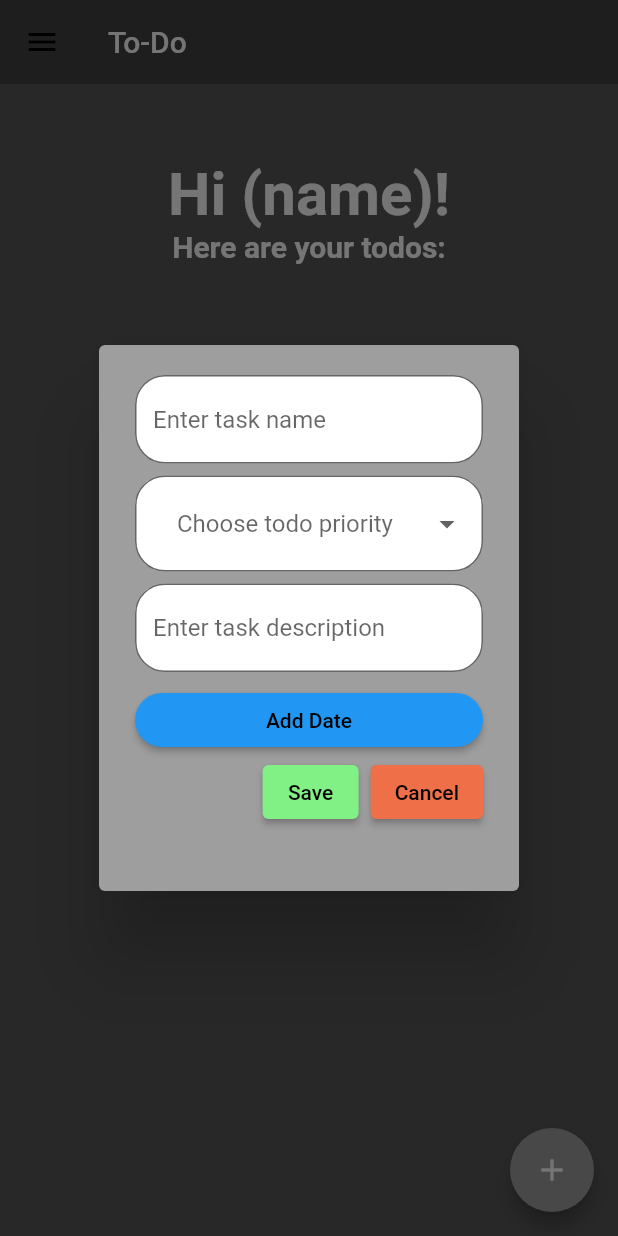
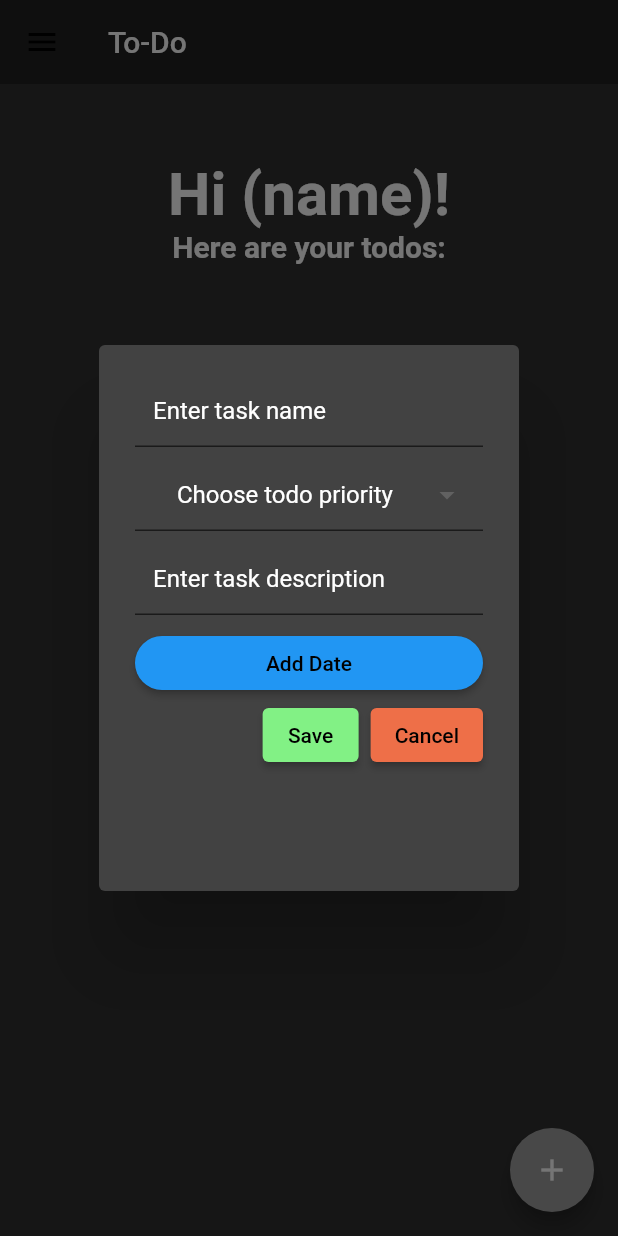
Before and after one commit to Hasith435/todo-app, a Flutter app: the screen it shows after launch, after a tap on the "add" icon, on a phone screen of 412 x 824 dp. Run offline on Flutter 3.47's test engine with Material 2 defaults, Android fonts, the phone set to English and light mode, and no system bars; our stand-ins replace dropdown_button2, flutter_slidable; missing offline and left inert: dart:ffi.

```diff
--- a/todo_app/lib/pages/completed_tasks.dart
+++ b/todo_app/lib/pages/completed_tasks.dart
@@ -14,13 +14,13 @@ class _CompletedTasksState extends State<CompletedTasks> {
   @override
   Widget build(BuildContext context) {
     return Scaffold(
-      backgroundColor: const Color.fromARGB(255, 88, 88, 88),
+      backgroundColor: const Color.fromARGB(255, 48, 48, 48),
       appBar: AppBar(
         title: const Text(
           "Completed tasks",
           style: TextStyle(color: Colors.white),
         ),
-        backgroundColor: Colors.grey[800],
+        backgroundColor: Colors.grey[900],
       ),
       body: Column(
         crossAxisAlignment: CrossAxisAlignment.stretch,
--- a/todo_app/lib/pages/home_page.dart
+++ b/todo_app/lib/pages/home_page.dart
@@ -2,6 +2,7 @@ import 'dart:ffi';
 
 import 'package:flutter/material.dart';
 import 'package:todo_app/pages/completed_tasks.dart';
+import 'package:todo_app/pages/priority_view.dart';
 import 'package:todo_app/utils/todo_list_container.dart';
 import 'package:todo_app/pages/completed_tasks.dart';
 import 'package:todo_app/utils/dialog_box.dart';
@@ -49,6 +50,7 @@ class _HomePageState extends State<HomePage> {
     });
 
     _controller.clear();
+    _controllerDescription.clear();
     Navigator.of(context).pop();
   }
 
@@ -74,7 +76,7 @@ class _HomePageState extends State<HomePage> {
   Widget build(BuildContext context) {
     return Scaffold(
         drawer: Drawer(
-          backgroundColor: Colors.grey,
+          backgroundColor: Colors.grey.shade700,
           child: ListView(
             children: [
               //put the account name and all the details here
@@ -139,7 +141,12 @@ class _HomePageState extends State<HomePage> {
                 padding:
                     const EdgeInsets.only(left: 16.0, right: 16.0, top: 16.0),
                 child: ElevatedButton.icon(
-                  onPressed: () {},
+                  onPressed: () {
+                    Navigator.of(context).push(
+                        MaterialPageRoute(builder: (BuildContext context) {
+                      return const PriorityView();
+                    }));
+                  },
                   icon: const Icon(Icons.priority_high),
                   label: const Text("Priority View"),
                 ),
@@ -163,13 +170,13 @@ class _HomePageState extends State<HomePage> {
             ],
           ),
         ),
-        backgroundColor: const Color.fromARGB(255, 88, 88, 88),
+        backgroundColor: const Color.fromARGB(255, 48, 48, 48),
         appBar: AppBar(
           title: const Text(
             'To-Do',
             style: TextStyle(color: Colors.white),
           ),
-          backgroundColor: Colors.grey[800],
+          backgroundColor: Colors.grey[900],
           elevation: 0,
         ),
         floatingActionButton: FloatingActionButton(
--- a/todo_app/lib/utils/dialog_box.dart
+++ b/todo_app/lib/utils/dialog_box.dart
@@ -26,7 +26,7 @@ class DialogBox extends StatelessWidget {
   Widget build(BuildContext context) {
     return StatefulBuilder(
       builder: (context, setState) => AlertDialog(
-        backgroundColor: Colors.grey,
+        backgroundColor: Colors.grey.shade800,
         content: SizedBox(
           height: 320,
           width: 100,
@@ -36,13 +36,14 @@ class DialogBox extends StatelessWidget {
               Padding(
                 padding: const EdgeInsets.only(bottom: 8),
                 child: TextFormField(
+                  cursorColor: Colors.white,
                   controller: controller,
+                  style: const TextStyle(color: Colors.white),
                   decoration: InputDecoration(
                       hintText: "Enter task name",
                       filled: true,
-                      fillColor: Colors.white,
-                      border: OutlineInputBorder(
-                          borderRadius: BorderRadius.circular(20))),
+                      fillColor: Colors.grey.shade800,
+                      hintStyle: const TextStyle(color: Colors.white)),
                 ),
               ),
 
@@ -53,13 +54,13 @@ class DialogBox extends StatelessWidget {
                     alignment: Alignment.centerLeft,
                     child: DropdownButtonFormField2(
                       decoration: InputDecoration(
-                          filled: true,
-                          fillColor: Colors.white,
-                          border: OutlineInputBorder(
-                              borderRadius: BorderRadius.circular(20))),
+                        filled: true,
+                        fillColor: Colors.grey.shade800,
+                      ),
                       isExpanded: true,
-                      dropdownDecoration: BoxDecoration(
-                          borderRadius: BorderRadius.circular(20)),
+                      dropdownDecoration: const BoxDecoration(
+                          borderRadius: BorderRadius.vertical(
+                              top: Radius.zero, bottom: Radius.circular(20))),
                       value: selectedValue,
                       onChanged: (value) {
                         setState(() {
@@ -72,12 +73,14 @@ class DialogBox extends StatelessWidget {
                                 child: Text(
                                   item,
                                   style: const TextStyle(
-                                    fontSize: 14,
-                                  ),
+                                      fontSize: 14, color: Colors.black),
                                 ),
                               ))
                           .toList(),
-                      hint: const Text("Choose todo priority"),
+                      hint: const Text(
+                        "Choose todo priority",
+                        style: TextStyle(color: Colors.white),
+                      ),
                     )),
               ),
 
@@ -85,14 +88,13 @@ class DialogBox extends StatelessWidget {
               Padding(
                 padding: const EdgeInsets.only(bottom: 8),
                 child: TextFormField(
+                  style: const TextStyle(color: Colors.white),
                   controller: controlletDescrition,
                   decoration: InputDecoration(
                       hintText: "Enter task description",
                       filled: true,
-                      fillColor: Colors.white,
-                      border: OutlineInputBorder(
-                        borderRadius: BorderRadius.circular(20),
-                      )),
+                      fillColor: Colors.grey.shade800,
+                      hintStyle: const TextStyle(color: Colors.white)),
                 ),
               ),
 
--- a/todo_app/lib/utils/dialog_box_todo_description.dart
+++ b/todo_app/lib/utils/dialog_box_todo_description.dart
@@ -17,7 +17,7 @@ class DescriptionDialog extends StatelessWidget {
   Widget build(BuildContext context) {
     return StatefulBuilder(
         builder: (BuildContext context, setState) => AlertDialog(
-              backgroundColor: Colors.grey,
+              backgroundColor: Colors.grey.shade800,
               content: SizedBox(
                 height: 200,
                 child: Column(
--- a/todo_app/lib/utils/todo_list_container.dart
+++ b/todo_app/lib/utils/todo_list_container.dart
@@ -32,7 +32,7 @@ class ToDoList extends StatelessWidget {
               SlidableAction(
                 onPressed: onDel,
                 icon: Icons.delete,
-                backgroundColor: Colors.red.shade300,
+                backgroundColor: Colors.red.shade400,
                 borderRadius: BorderRadius.circular(12),
               )
             ],
@@ -42,7 +42,7 @@ class ToDoList extends StatelessWidget {
               padding: const EdgeInsets.all(10),
               decoration: BoxDecoration(
                   borderRadius: BorderRadius.circular(16),
-                  color: Colors.grey[600]),
+                  color: Colors.grey[800]),
               child: Row(
                 children: [
                   Checkbox(
```
Also changed, not shown: todo_app/lib/pages/priority_view.dart (added, +79 -0 lines).
